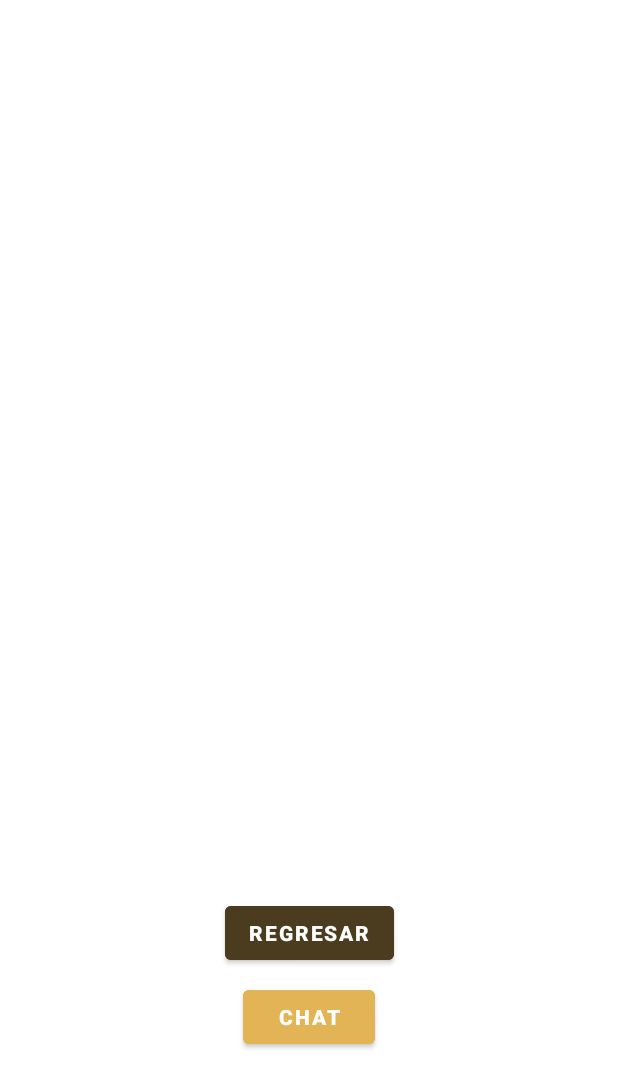
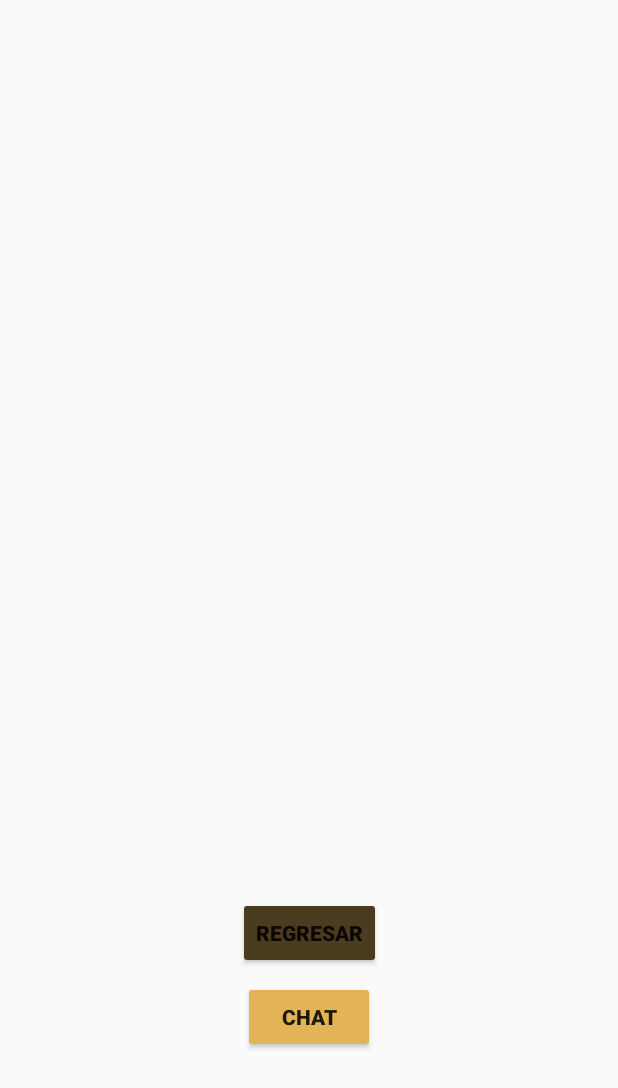
Before and after one commit to DarkPathUnderTheSun/My-Application, an Android app: the layout activity_menu_admin.xml on its own in the app's theme, with its tools: preview values and no code run, on a phone screen of 412 x 824 dp. Shown: the top 1088 px of the screen. Run offline under Robolectric (Android 15) with nearby library versions, the phone set to English and light mode, and no system bars; network calls fail.

Commit message:
modificaciones pocas se le quito la barra de arriba asi mismo se le corrigio otros colores faltantes

```diff
--- a/app/src/main/AndroidManifest.xml
+++ b/app/src/main/AndroidManifest.xml
@@ -12,7 +12,7 @@
         android:label="@string/app_name"
         android:roundIcon="@mipmap/ic_launcher_round"
         android:supportsRtl="true"
-        android:theme="@style/Theme.MyApplication"
+        android:theme="@style/Theme.AppCompat.Light.NoActionBar"
         tools:targetApi="31">
         <activity
             android:name=".group_chat"
--- a/app/src/main/res/layout/activity_inicio_sesion.xml
+++ b/app/src/main/res/layout/activity_inicio_sesion.xml
@@ -18,6 +18,7 @@
         android:backgroundTint="#4C3C1F"
         android:fontFamily="sans-serif-smallcaps"
         android:text="@string/back"
+        android:textColor="@color/fondo2_light"
         android:textStyle="bold"
         app:layout_constraintBottom_toBottomOf="@+id/buttonNext2"
         app:layout_constraintEnd_toEndOf="parent"
@@ -98,12 +99,13 @@
         android:backgroundTint="#E2B456"
         android:fontFamily="sans-serif-smallcaps"
         android:text="Siguiente"
+        android:textColor="@color/fondo2_light"
         android:textStyle="bold"
         app:layout_constraintBottom_toBottomOf="parent"
         app:layout_constraintEnd_toEndOf="parent"
         app:layout_constraintHorizontal_bias="0.0"
+
         app:layout_constraintStart_toStartOf="parent"
-
         app:layout_constraintTop_toTopOf="parent"
         app:layout_constraintVertical_bias="0.114"
         tools:ignore="MissingConstraints" />
@@ -120,6 +122,7 @@
         android:textAlignment="center"
         android:textColor="#000000"
         android:textSize="34sp"
+        android:textStyle="bold"
         app:layout_constraintBottom_toTopOf="@+id/textView10"
         app:layout_constraintEnd_toEndOf="parent"
         app:layout_constraintStart_toStartOf="parent"
--- a/app/src/main/res/layout/activity_inventario.xml
+++ b/app/src/main/res/layout/activity_inventario.xml
@@ -18,6 +18,7 @@
         android:textAllCaps="true"
         android:textColor="@color/black"
         android:textSize="24sp"
+        android:textStyle="bold"
         app:layout_constraintEnd_toEndOf="parent"
         app:layout_constraintHorizontal_bias="0.498"
         app:layout_constraintStart_toStartOf="parent"
--- a/app/src/main/res/layout/activity_menu_admin.xml
+++ b/app/src/main/res/layout/activity_menu_admin.xml
@@ -18,19 +18,32 @@
 
         <TableRow
             android:layout_width="fill_parent"
-            android:layout_height="match_parent" />
+            android:layout_height="match_parent"
+            android:textStyle="bold"
+            android:layout_margin="10px"
+
+            />
 
         <TableRow
             android:layout_width="match_parent"
-            android:layout_height="match_parent" />
+            android:layout_height="match_parent"
+            android:textStyle="bold"
+            android:layout_margin="10px"
+            />
 
         <TableRow
             android:layout_width="match_parent"
-            android:layout_height="match_parent" />
+            android:layout_height="match_parent"
+            android:textStyle="bold"
+            android:layout_margin="10px"
+            />
 
         <TableRow
             android:layout_width="match_parent"
-            android:layout_height="match_parent" />
+            android:layout_height="match_parent"
+            android:textColor="@color/Color_atras"
+            android:textStyle="bold"
+            android:layout_margin="10px"/>
     </TableLayout>
 
     <Button
```
Also changed, not shown: app/src/main/res/layout/activity_menu_null_role.xml (+6 -1 lines).
